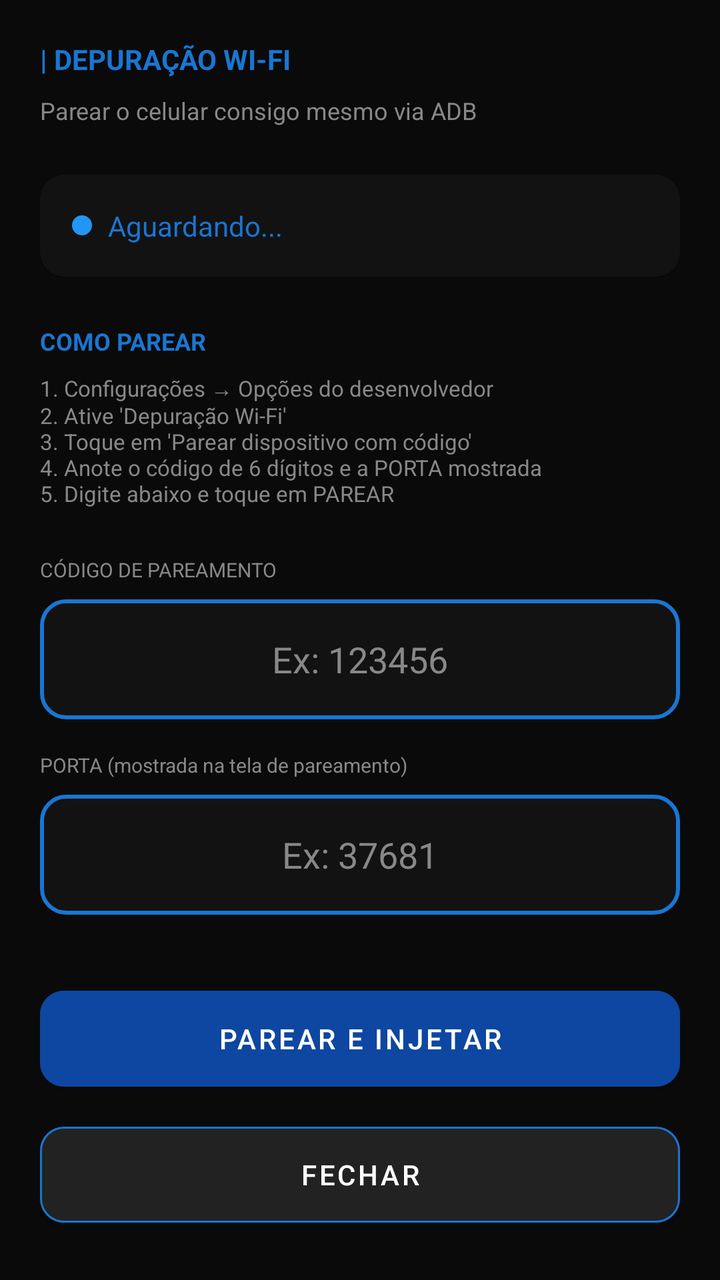
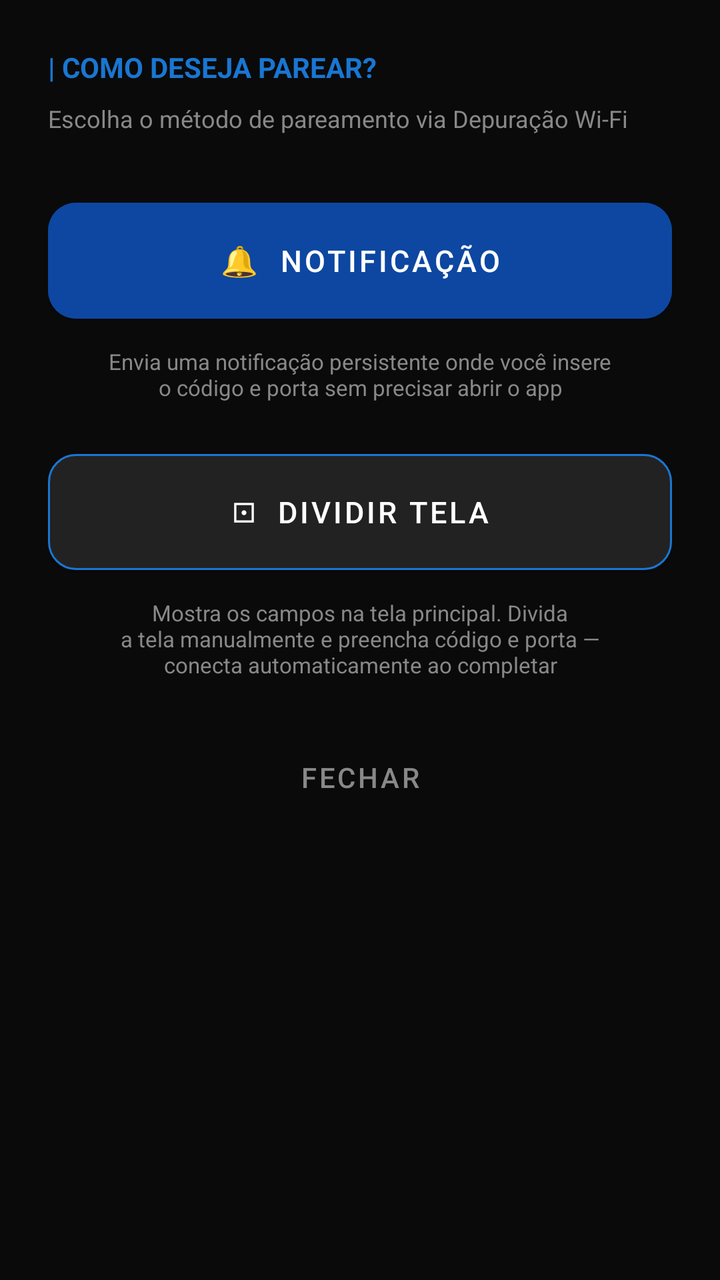

Before-and-after screenshots of an Android layout around one commit, followed by the original layout XML and the change that was made.
<!-- AndroidManifest.xml: application theme Theme.App -->
<!-- res/layout/layout_adb_pairing.xml -->
<?xml version="1.0" encoding="utf-8"?>
<ScrollView xmlns:android="http://schemas.android.com/apk/res/android"
    xmlns:app="http://schemas.android.com/apk/res-auto"
    android:layout_width="match_parent"
    android:layout_height="wrap_content"
    android:background="@color/background_dark"
    android:padding="20dp">

    <LinearLayout
        android:layout_width="match_parent"
        android:layout_height="wrap_content"
        android:orientation="vertical">

        <TextView
            android:layout_width="wrap_content"
            android:layout_height="wrap_content"
            android:text="| DEPURAÇÃO WI-FI"
            android:textColor="@color/blue_accent"
            android:textStyle="bold" />

        <TextView
            android:layout_width="wrap_content"
            android:layout_height="wrap_content"
            android:layout_marginTop="8dp"
            android:text="Parear o celular consigo mesmo via ADB"
            android:textColor="@color/gray_text"
            android:textSize="12sp" />

        <androidx.cardview.widget.CardView
            android:layout_width="match_parent"
            android:layout_height="wrap_content"
            android:layout_marginTop="24dp"
            app:cardBackgroundColor="@color/card_dark"
            app:cardCornerRadius="12dp">

            <RelativeLayout
                android:layout_width="match_parent"
                android:layout_height="wrap_content"
                android:padding="16dp">

                <TextView
                    android:id="@+id/tv_adb_status"
                    android:layout_width="wrap_content"
                    android:layout_height="wrap_content"
                    android:drawablePadding="8dp"
                    android:text="Aguardando..."
                    android:textColor="@color/blue_accent"
                    app:drawableStartCompat="@drawable/ic_dot_offline" />

                <TextView
                    android:id="@+id/tv_local_ip"
                    android:layout_width="wrap_content"
                    android:layout_height="wrap_content"
                    android:layout_alignParentEnd="true"
                    android:textColor="@color/gray_text" />

            </RelativeLayout>
        </androidx.cardview.widget.CardView>

        <TextView
            android:layout_width="wrap_content"
            android:layout_height="wrap_content"
            android:layout_marginTop="24dp"
            android:text="COMO PAREAR"
            android:textColor="@color/blue_accent"
            android:textSize="12sp"
            android:textStyle="bold" />

        <TextView
            android:layout_width="match_parent"
            android:layout_height="wrap_content"
            android:layout_marginTop="8dp"
            android:text="1. Configurações → Opções do desenvolvedor\n2. Ative 'Depuração Wi-Fi'\n3. Toque em 'Parear dispositivo com código'\n4. Anote o código de 6 dígitos e a PORTA mostrada\n5. Digite abaixo e toque em PAREAR"
            android:textColor="@color/gray_text"
            android:textSize="11sp" />

        <TextView
            android:layout_width="wrap_content"
            android:layout_height="wrap_content"
            android:layout_marginTop="24dp"
            android:text="CÓDIGO DE PAREAMENTO"
            android:textColor="@color/gray_text"
            android:textSize="10sp" />

        <EditText
            android:id="@+id/et_pairing_code"
            android:layout_width="match_parent"
            android:layout_height="60dp"
            android:layout_marginTop="8dp"
            android:background="@drawable/bg_edittext"
            android:gravity="center"
            android:hint="Ex: 123456"
            android:inputType="number"
            android:maxLength="6"
            android:textColor="@color/white"
            android:textColorHint="@color/gray_text" />

        <TextView
            android:layout_width="wrap_content"
            android:layout_height="wrap_content"
            android:layout_marginTop="16dp"
            android:text="PORTA (mostrada na tela de pareamento)"
            android:textColor="@color/gray_text"
            android:textSize="10sp" />

        <EditText
            android:id="@+id/et_port"
            android:layout_width="match_parent"
            android:layout_height="60dp"
            android:layout_marginTop="8dp"
            android:background="@drawable/bg_edittext"
            android:gravity="center"
            android:hint="Ex: 37681"
            android:inputType="number"
            android:textColor="@color/white"
            android:textColorHint="@color/gray_text" />

        <Button
            android:id="@+id/btn_pair_submit"
            android:layout_width="match_parent"
            android:layout_height="60dp"
            android:layout_marginTop="32dp"
            android:backgroundTint="@color/blue_primary"
            android:text="PAREAR E INJETAR"
            android:textColor="@color/white"
            app:cornerRadius="12dp" />

        <Button
            android:id="@+id/btn_pair_notification"
            android:layout_width="match_parent"
            android:layout_height="60dp"
            android:layout_marginTop="8dp"
            android:backgroundTint="@color/card_dark"
            android:text="FECHAR"
            android:textColor="@color/white"
            app:cornerRadius="12dp"
            app:strokeColor="@color/blue_accent"
            app:strokeWidth="1dp" />

    </LinearLayout>
</ScrollView>
<!-- resources referenced by this layout -->
<resources>
  <color name="background_dark">#0A0A0A</color>
  <color name="blue_accent">#1976D2</color>
  <color name="blue_primary">#0D47A1</color>
  <color name="card_dark">#121212</color>
  <color name="gray_text">#888888</color>
  <color name="white">#FFFFFFFF</color>
  <!-- drawable bg_edittext (drawable) -->
  <?xml version="1.0" encoding="utf-8"?>
  <shape xmlns:android="http://schemas.android.com/apk/res/android">
      <solid android:color="@color/card_dark" />
      <stroke android:width="2dp" android:color="@color/blue_accent" />
      <corners android:radius="12dp" />
  </shape>
  <!-- drawable ic_dot_offline (drawable) -->
  <?xml version="1.0" encoding="utf-8"?>
  <shape xmlns:android="http://schemas.android.com/apk/res/android" android:shape="oval">
      <solid android:color="@color/offline_dot" />
      <size android:width="10dp" android:height="10dp" />
  </shape>
  <style name="Theme.App" parent="Theme.MaterialComponents.NoActionBar">
          <item name="colorPrimary">@color/blue_primary</item>
          <item name="colorPrimaryVariant">@color/blue_accent</item>
          <item name="colorOnPrimary">@color/white</item>
      </style>
  <color name="offline_dot">#2196F3</color>
</resources>

<!-- the commit's change to res/layout/layout_adb_pairing.xml (unified diff, before → after) -->
@@ -1,141 +1,85 @@
 <?xml version="1.0" encoding="utf-8"?>
-<ScrollView xmlns:android="http://schemas.android.com/apk/res/android"
+<LinearLayout xmlns:android="http://schemas.android.com/apk/res/android"
     xmlns:app="http://schemas.android.com/apk/res-auto"
     android:layout_width="match_parent"
     android:layout_height="wrap_content"
     android:background="@color/background_dark"
-    android:padding="20dp">
+    android:orientation="vertical"
+    android:padding="24dp">
 
-    <LinearLayout
+    <TextView
+        android:layout_width="wrap_content"
+        android:layout_height="wrap_content"
+        android:text="| COMO DESEJA PAREAR?"
+        android:textColor="@color/blue_accent"
+        android:textStyle="bold" />
+
+    <TextView
+        android:layout_width="wrap_content"
+        android:layout_height="wrap_content"
+        android:layout_marginTop="8dp"
+        android:text="Escolha o método de pareamento via Depuração Wi-Fi"
+        android:textColor="@color/gray_text"
+        android:textSize="12sp" />
+
+    
+    <Button
+        android:id="@+id/btn_option_notification"
+        android:layout_width="match_parent"
+        android:layout_height="70dp"
+        android:layout_marginTop="28dp"
+        android:backgroundTint="@color/blue_primary"
+        android:text="🔔  NOTIFICAÇÃO"
+        android:textColor="@color/white"
+        android:textSize="15sp"
+        app:cornerRadius="14dp" />
+
+    <TextView
         android:layout_width="match_parent"
         android:layout_height="wrap_content"
-        android:orientation="vertical">
+        android:layout_marginTop="8dp"
+        android:gravity="center"
+        android:text="Envia uma notificação persistente onde você insere\no código e porta sem precisar abrir o app"
+        android:textColor="@color/gray_text"
+        android:textSize="11sp" />
 
-        <TextView
-            android:layout_width="wrap_content"
-            android:layout_height="wrap_content"
-            android:text="| DEPURAÇÃO WI-FI"
-            android:textColor="@color/blue_accent"
-            android:textStyle="bold" />
+    
+    <Button
+        android:id="@+id/btn_option_splitscreen"
+        android:layout_width="match_parent"
+        android:layout_height="70dp"
+        android:layout_marginTop="20dp"
+        android:backgroundTint="@color/card_dark"
+        android:text="⊡  DIVIDIR TELA"
+        android:textColor="@color/white"
+        android:textSize="15sp"
+        app:cornerRadius="14dp"
+        app:strokeColor="@color/blue_accent"
+        app:strokeWidth="1dp" />
 
-        <TextView
-            android:layout_width="wrap_content"
-            android:layout_height="wrap_content"
-            android:layout_marginTop="8dp"
-            android:text="Parear o celular consigo mesmo via ADB"
-            android:textColor="@color/gray_text"
-            android:textSize="12sp" />
+    <TextView
+        android:layout_width="match_parent"
+        android:layout_height="wrap_content"
+        android:layout_marginTop="8dp"
+        android:gravity="center"
+        android:text="Mostra os campos na tela principal. Divida\na tela manualmente e preencha código e porta —\nconecta automaticamente ao completar"
+        android:textColor="@color/gray_text"
+        android:textSize="11sp" />
 
-        <androidx.cardview.widget.CardView
-            android:layout_width="match_parent"
-            android:layout_height="wrap_content"
-            android:layout_marginTop="24dp"
-            app:cardBackgroundColor="@color/card_dark"
-            app:cardCornerRadius="12dp">
+    <Button
+        android:id="@+id/btn_pair_notification"
+        android:layout_width="match_parent"
+        android:layout_height="50dp"
+        android:layout_marginTop="24dp"
+        android:background="@android:color/transparent"
+        android:text="Fechar"
+        android:textColor="@color/gray_text" />
 
-            <RelativeLayout
-                android:layout_width="match_parent"
-                android:layout_height="wrap_content"
-                android:padding="16dp">
+    
+    <EditText android:id="@+id/et_pairing_code" android:layout_width="0dp" android:layout_height="0dp" android:visibility="gone" />
+    <EditText android:id="@+id/et_port" android:layout_width="0dp" android:layout_height="0dp" android:visibility="gone" />
+    <Button android:id="@+id/btn_pair_submit" android:layout_width="0dp" android:layout_height="0dp" android:visibility="gone" />
+    <TextView android:id="@+id/tv_adb_status" android:layout_width="0dp" android:layout_height="0dp" android:visibility="gone" />
+    <TextView android:id="@+id/tv_local_ip" android:layout_width="0dp" android:layout_height="0dp" android:visibility="gone" />
 
-                <TextView
-                    android:id="@+id/tv_adb_status"
-                    android:layout_width="wrap_content"
-                    android:layout_height="wrap_content"
-                    android:drawablePadding="8dp"
-                    android:text="Aguardando..."
-                    android:textColor="@color/blue_accent"
-                    app:drawableStartCompat="@drawable/ic_dot_offline" />
-
-                <TextView
-                    android:id="@+id/tv_local_ip"
-                    android:layout_width="wrap_content"
-                    android:layout_height="wrap_content"
-                    android:layout_alignParentEnd="true"
-                    android:textColor="@color/gray_text" />
-
-            </RelativeLayout>
-        </androidx.cardview.widget.CardView>
-
-        <TextView
-            android:layout_width="wrap_content"
-            android:layout_height="wrap_content"
-            android:layout_marginTop="24dp"
-            android:text="COMO PAREAR"
-            android:textColor="@color/blue_accent"
-            android:textSize="12sp"
-            android:textStyle="bold" />
-
-        <TextView
-            android:layout_width="match_parent"
-            android:layout_height="wrap_content"
-            android:layout_marginTop="8dp"
-            android:text="1. Configurações → Opções do desenvolvedor\n2. Ative 'Depuração Wi-Fi'\n3. Toque em 'Parear dispositivo com código'\n4. Anote o código de 6 dígitos e a PORTA mostrada\n5. Digite abaixo e toque em PAREAR"
-            android:textColor="@color/gray_text"
-            android:textSize="11sp" />
-
-        <TextView
-            android:layout_width="wrap_content"
-            android:layout_height="wrap_content"
-            android:layout_marginTop="24dp"
-            android:text="CÓDIGO DE PAREAMENTO"
-            android:textColor="@color/gray_text"
-            android:textSize="10sp" />
-
-        <EditText
-            android:id="@+id/et_pairing_code"
-            android:layout_width="match_parent"
-            android:layout_height="60dp"
-            android:layout_marginTop="8dp"
-            android:background="@drawable/bg_edittext"
-            android:gravity="center"
-            android:hint="Ex: 123456"
-            android:inputType="number"
-            android:maxLength="6"
-            android:textColor="@color/white"
-            android:textColorHint="@color/gray_text" />
-
-        <TextView
-            android:layout_width="wrap_content"
-            android:layout_height="wrap_content"
-            android:layout_marginTop="16dp"
-            android:text="PORTA (mostrada na tela de pareamento)"
-            android:textColor="@color/gray_text"
-            android:textSize="10sp" />
-
-        <EditText
-            android:id="@+id/et_port"
-            android:layout_width="match_parent"
-            android:layout_height="60dp"
-            android:layout_marginTop="8dp"
-            android:background="@drawable/bg_edittext"
-            android:gravity="center"
-            android:hint="Ex: 37681"
-            android:inputType="number"
-            android:textColor="@color/white"
-            android:textColorHint="@color/gray_text" />
-
-        <Button
-            android:id="@+id/btn_pair_submit"
-            android:layout_width="match_parent"
-            android:layout_height="60dp"
-            android:layout_marginTop="32dp"
-            android:backgroundTint="@color/blue_primary"
-            android:text="PAREAR E INJETAR"
-            android:textColor="@color/white"
-            app:cornerRadius="12dp" />
-
-        <Button
-            android:id="@+id/btn_pair_notification"
-            android:layout_width="match_parent"
-            android:layout_height="60dp"
-            android:layout_marginTop="8dp"
-            android:backgroundTint="@color/card_dark"
-            android:text="FECHAR"
-            android:textColor="@color/white"
-            app:cornerRadius="12dp"
-            app:strokeColor="@color/blue_accent"
-            app:strokeWidth="1dp" />
-
-    </LinearLayout>
-</ScrollView>
+</LinearLayout>
<!-- resource entries referenced after the edit -->
@@ -6,24 +6,10 @@
   <color name="card_dark">#121212</color>
   <color name="gray_text">#888888</color>
   <color name="white">#FFFFFFFF</color>
-  <!-- drawable bg_edittext (drawable) -->
-  <?xml version="1.0" encoding="utf-8"?>
-  <shape xmlns:android="http://schemas.android.com/apk/res/android">
-      <solid android:color="@color/card_dark" />
-      <stroke android:width="2dp" android:color="@color/blue_accent" />
-      <corners android:radius="12dp" />
-  </shape>
-  <!-- drawable ic_dot_offline (drawable) -->
-  <?xml version="1.0" encoding="utf-8"?>
-  <shape xmlns:android="http://schemas.android.com/apk/res/android" android:shape="oval">
-      <solid android:color="@color/offline_dot" />
-      <size android:width="10dp" android:height="10dp" />
-  </shape>
   <style name="Theme.App" parent="Theme.MaterialComponents.NoActionBar">
           <item name="colorPrimary">@color/blue_primary</item>
           <item name="colorPrimaryVariant">@color/blue_accent</item>
           <item name="colorOnPrimary">@color/white</item>
       </style>
-  <color name="offline_dot">#2196F3</color>
 </resources>
 
